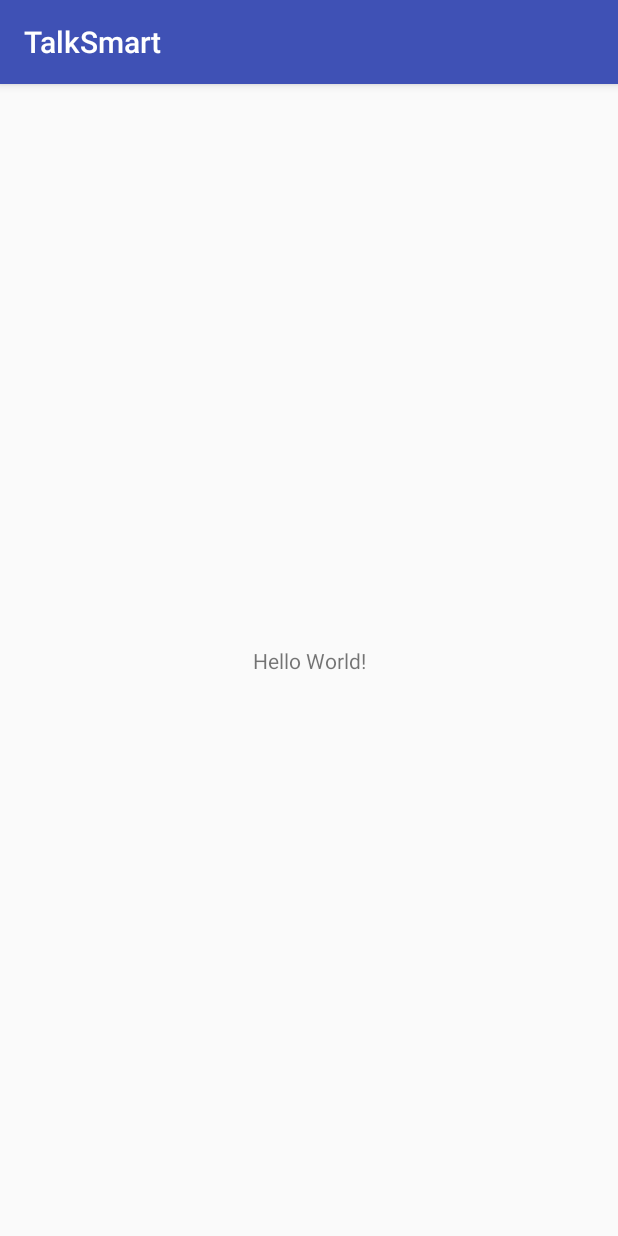
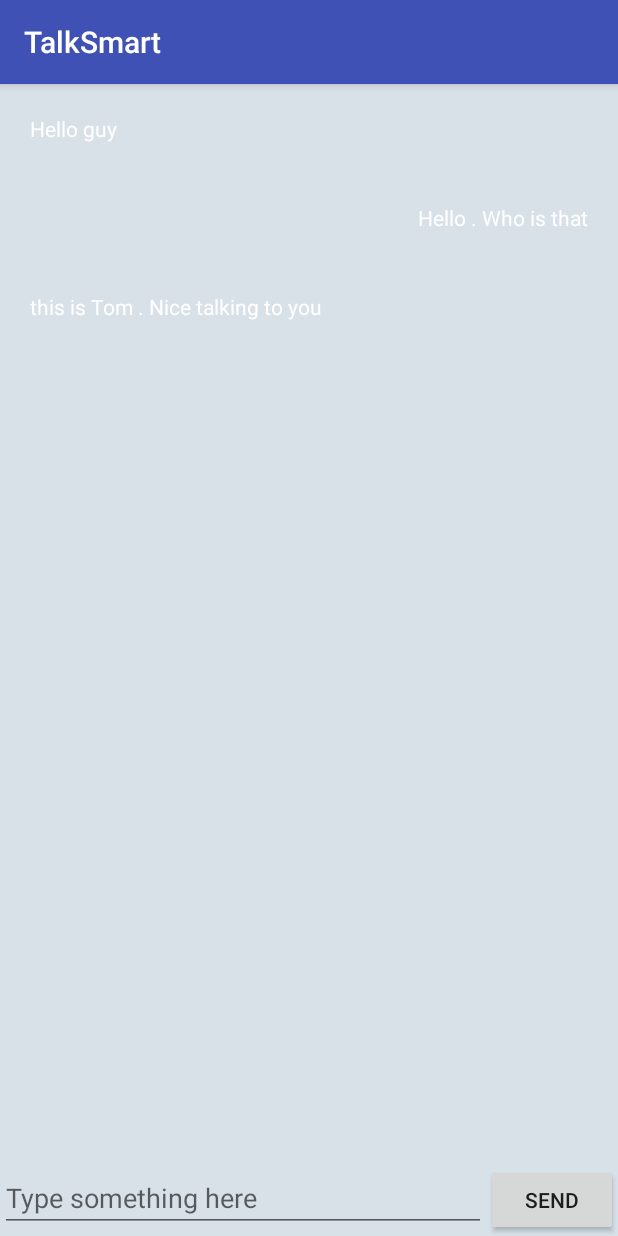
Before and after one commit to xhh4215/TalkSmart, an Android app: the screen it shows after launch (MainActivity), on a phone screen of 412 x 824 dp. Run offline under Robolectric (Android 15) with nearby library versions, the phone set to English and light mode, and no system bars.

Commit message:
聊天小程序的编写练习

```diff
--- a/app/build.gradle
+++ b/app/build.gradle
@@ -26,5 +26,9 @@ dependencies {
     })
     compile 'com.android.support:appcompat-v7:26.+'
     compile 'com.android.support.constraint:constraint-layout:1.0.2'
+    compile 'com.android.support:recyclerview-v7:24.2.1'
+    compile 'com.android.support:appcompat-v7:26.0.0-alpha1'
+    compile 'com.android.support:design:26.0.0-alpha1'
+    compile 'com.android.support:cardview-v7:26.0.0-alpha1'
     testCompile 'junit:junit:4.12'
 }
--- a/app/src/main/java/com/example/xiaoheihei/MainActivity.java
+++ b/app/src/main/java/com/example/xiaoheihei/MainActivity.java
@@ -2,12 +2,55 @@ package com.example.xiaoheihei;
 
 import android.support.v7.app.AppCompatActivity;
 import android.os.Bundle;
+import android.support.v7.widget.LinearLayoutManager;
+import android.support.v7.widget.RecyclerView;
+import android.view.View;
+import android.widget.Button;
+import android.widget.EditText;
+
+import java.util.ArrayList;
+import java.util.List;
 
 public class MainActivity extends AppCompatActivity {
+    private List<Msg> msgList = new ArrayList<>();
+    private EditText inputText;
+    private Button send;
+    private RecyclerView msgRecyclerView;
+    private MsgAdapter adapter;
 
     @Override
     protected void onCreate(Bundle savedInstanceState) {
         super.onCreate(savedInstanceState);
         setContentView(R.layout.activity_main);
+        initMsgs();
+        inputText = (EditText) findViewById(R.id.input_text);
+        send = (Button) findViewById(R.id.send);
+        msgRecyclerView =(RecyclerView) findViewById(R.id.msg_recycler_view);
+        LinearLayoutManager layoutManager = new LinearLayoutManager(this);
+        msgRecyclerView.setLayoutManager(layoutManager);
+        adapter = new MsgAdapter(msgList);
+        msgRecyclerView.setAdapter(adapter);
+        send.setOnClickListener(new View.OnClickListener(){
+            @Override
+            public void onClick(View view) {
+                String content = inputText.getText().toString();
+                if(!"".equals(content)){
+                    Msg msg = new Msg(content,Msg.TYPE_SEND);
+                    msgList.add(msg);
+                    adapter.notifyItemInserted(msgList.size()-1);
+                    msgRecyclerView.scrollToPosition(msgList.size()-1);
+                    inputText.setText(" ");
+                }
+            }
+        });
+    }
+    private void initMsgs(){
+        Msg msg1 = new Msg("Hello guy",Msg.TYPE_RECEIVED);
+        msgList.add(msg1);
+        Msg msg2 = new Msg("Hello . Who is that",Msg.TYPE_SEND);
+        msgList.add(msg2);
+        Msg msg3 = new Msg("this is Tom . Nice talking to you ",Msg.TYPE_RECEIVED);
+        msgList.add(msg3);
+
     }
 }
--- /dev/null
+++ b/app/src/main/java/com/example/xiaoheihei/Msg.java
@@ -0,0 +1,33 @@
+package com.example.xiaoheihei;
+
+/**
+ * Created by xhh on 2017/9/29.
+ */
+
+public class Msg {
+    public static final int TYPE_RECEIVED= 0;
+    public static final int TYPE_SEND=1;
+    private String content;
+    private int type;
+
+    public String getContent() {
+        return content;
+    }
+
+    public void setContent(String content) {
+        this.content = content;
+    }
+
+    public int getType() {
+        return type;
+    }
+
+    public void setType(int type) {
+        this.type = type;
+    }
+
+    public Msg(String content, int type) {
+        this.content = content;
+        this.type = type;
+    }
+}
--- /dev/null
+++ b/app/src/main/java/com/example/xiaoheihei/MsgAdapter.java
@@ -0,0 +1,62 @@
+package com.example.xiaoheihei;
+
+import android.support.v7.widget.RecyclerView;
+import android.text.Layout;
+import android.view.LayoutInflater;
+import android.view.View;
+import android.view.ViewGroup;
+import android.widget.LinearLayout;
+import android.widget.TextView;
+
+import java.util.List;
+
+/**
+ * Created by xhh on 2017/9/29.
+ */
+
+public class MsgAdapter extends RecyclerView.Adapter<MsgAdapter.ViewHolder> {
+    private List<Msg> mMsgList;
+    public MsgAdapter(List<Msg> msgList){
+        mMsgList = msgList;
+    }
+
+    @Override
+    public ViewHolder onCreateViewHolder(ViewGroup parent, int viewType) {
+        View view = LayoutInflater.from(parent.getContext()).inflate(R.layout.msg_item,parent,false);
+        return new ViewHolder(view);
+    }
+
+    @Override
+    public void onBindViewHolder(ViewHolder holder, int position) {
+        Msg msg = mMsgList.get(position);
+        if(msg.getType() == Msg.TYPE_RECEIVED){
+            holder.leftlayout.setVisibility(View.VISIBLE);
+            holder.rightlayout.setVisibility(View.GONE);
+            holder.leftMsg.setText(msg.getContent());
+        }else if(msg.getType() == Msg.TYPE_SEND){
+            holder.rightlayout.setVisibility(View.VISIBLE);
+            holder.leftlayout.setVisibility(View.GONE);
+            holder.rightMsg.setText(msg.getContent());
+        }
+    }
+
+    @Override
+    public int getItemCount() {
+        return mMsgList.size();
+    }
+
+    static class ViewHolder extends RecyclerView.ViewHolder {
+        LinearLayout leftlayout;
+        LinearLayout rightlayout;
+        TextView leftMsg;
+        TextView rightMsg;
+
+        public ViewHolder(View view) {
+            super(view);
+            leftlayout = (LinearLayout) view.findViewById(R.id.left_layout);
+            rightlayout = (LinearLayout) view.findViewById(R.id.right_layout);
+            leftMsg = (TextView) view.findViewById(R.id.left_msg);
+            rightMsg = (TextView) view.findViewById(R.id.right_msg);
+        }
+    }
+}
--- a/app/src/main/res/layout/activity_main.xml
+++ b/app/src/main/res/layout/activity_main.xml
@@ -1,18 +1,29 @@
 <?xml version="1.0" encoding="utf-8"?>
-<android.support.constraint.ConstraintLayout xmlns:android="http://schemas.android.com/apk/res/android"
-    xmlns:app="http://schemas.android.com/apk/res-auto"
-    xmlns:tools="http://schemas.android.com/tools"
+<LinearLayout
     android:layout_width="match_parent"
     android:layout_height="match_parent"
-    tools:context="com.example.xiaoheihei.MainActivity">
-
-    <TextView
-        android:layout_width="wrap_content"
-        android:layout_height="wrap_content"
-        android:text="Hello World!"
-        app:layout_constraintBottom_toBottomOf="parent"
-        app:layout_constraintLeft_toLeftOf="parent"
-        app:layout_constraintRight_toRightOf="parent"
-        app:layout_constraintTop_toTopOf="parent" />
-
-</android.support.constraint.ConstraintLayout>
+    android:orientation="vertical"
+    android:background="#d8e0e8"
+    xmlns:android="http://schemas.android.com/apk/res/android">
+     <android.support.v7.widget.RecyclerView
+         android:id="@+id/msg_recycler_view"
+         android:layout_width="match_parent"
+         android:layout_height="0dp"
+         android:layout_weight="1"/>
+    <LinearLayout
+        android:layout_width="match_parent"
+        android:layout_height="wrap_content">
+        <EditText
+            android:layout_width="0dp"
+            android:layout_height="wrap_content"
+            android:id="@+id/input_text"
+            android:layout_weight="1"
+            android:hint="Type something here"
+            android:maxLines="2"/>
+        <Button
+            android:id="@+id/send"
+            android:layout_width="wrap_content"
+            android:layout_height="wrap_content"
+            android:text="Send"/>
+    </LinearLayout>
+    </LinearLayout>
--- /dev/null
+++ b/app/src/main/res/layout/msg_item.xml
@@ -0,0 +1,33 @@
+<?xml version="1.0" encoding="utf-8"?>
+<LinearLayout xmlns:android="http://schemas.android.com/apk/res/android"
+    android:layout_width="match_parent"
+    android:layout_height="wrap_content"
+    android:padding="10dp"
+    android:orientation="vertical">
+    <LinearLayout
+        android:id="@+id/left_layout"
+        android:layout_width="wrap_content"
+         android:layout_gravity="left"
+        android:layout_height="wrap_content">
+        <TextView
+            android:id="@+id/left_msg"
+            android:layout_width="wrap_content"
+            android:layout_height="wrap_content"
+            android:layout_gravity="center"
+            android:layout_margin="10dp"
+            android:textColor="#fff"/>
+    </LinearLayout>
+    <LinearLayout
+        android:id="@+id/right_layout"
+        android:layout_width="wrap_content"
+        android:layout_gravity="right"
+        android:layout_height="wrap_content">
+        <TextView
+            android:id="@+id/right_msg"
+            android:layout_width="wrap_content"
+            android:layout_height="wrap_content"
+            android:layout_gravity="center"
+            android:layout_margin="10dp"
+            android:textColor="#fff"/>
+    </LinearLayout>
+</LinearLayout>
```
